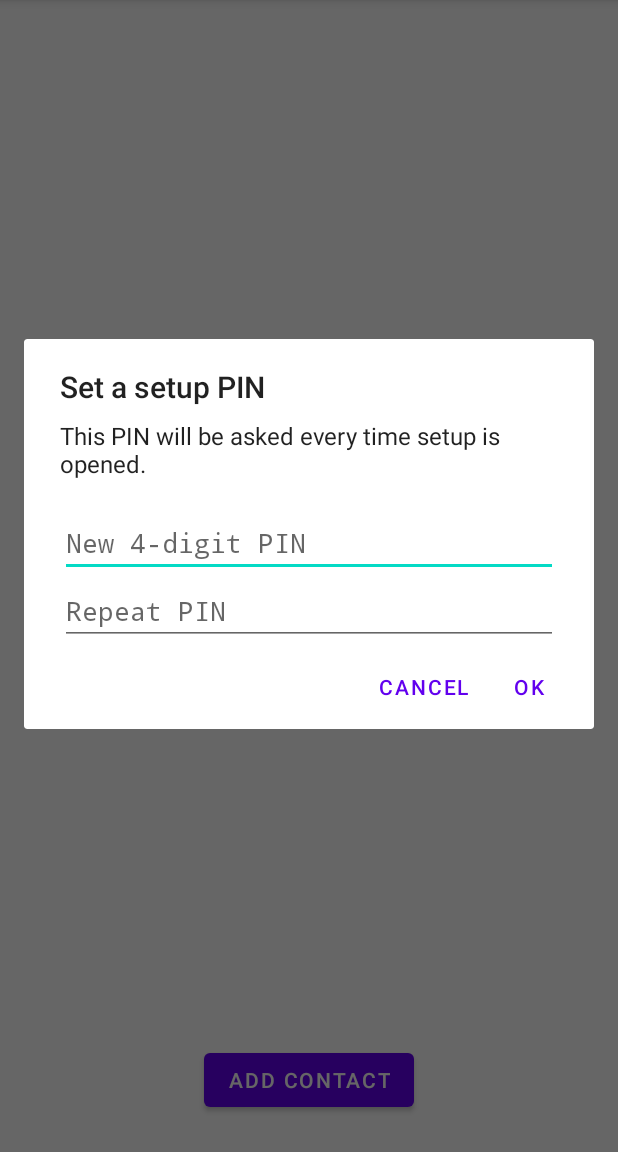
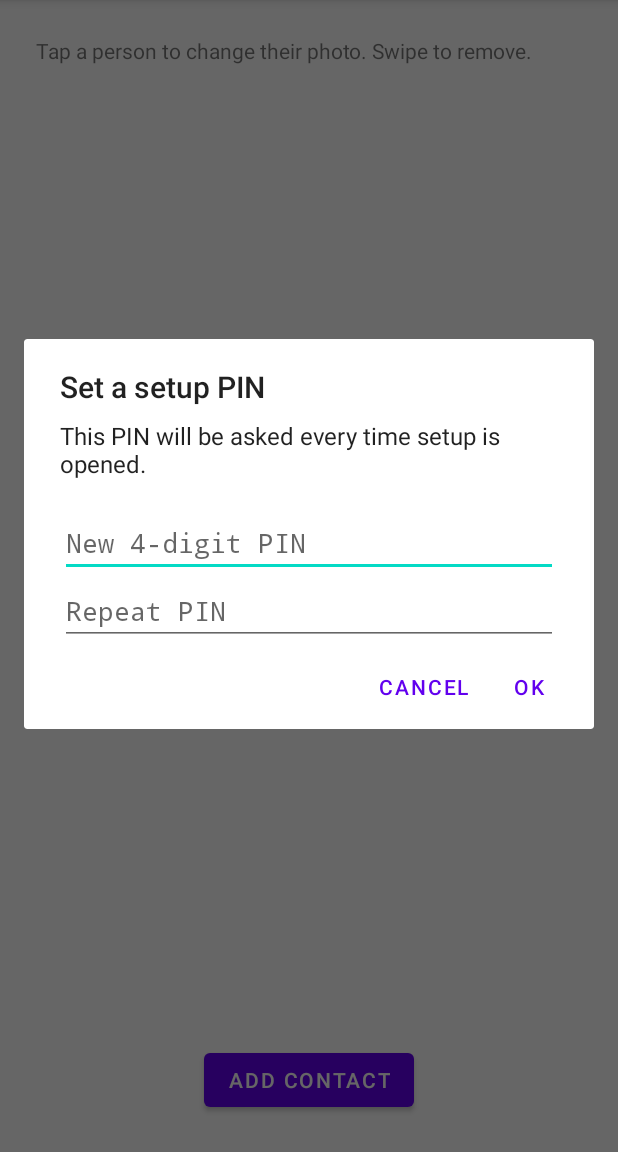
Before and after one commit to gaganxsaini/EasyDialer, an Android app: the AddContactActivity screen opened directly, with no data from a screen before it, in the options menu, after a tap on "Change PIN", on a phone screen of 412 x 824 dp, the part 84-1236 px from its top. Run offline under Robolectric (Android 15) with nearby library versions, the phone set to English and light mode, and no system bars; our stand-ins replace Room's generated code.

Commit message:
Let setup set a custom photo per contact
- Tap a person on the setup screen: choose from gallery, take a photo,
  or remove the custom photo. The image is copied into the app's own
  storage and shown instead of the contact's photo.
- Setup rows show a photo thumbnail.
- Room v2 -> v3 adds custom_photo; existing contacts are kept.
- Background name/number refreshes use targeted UPDATEs so they can't
  overwrite a photo set at the same time.
- Photos of removed contacts are deleted on the next app start (not at
  once, so Undo still works).

Co-Authored-By: Claude Opus 5.5 <noreply@anthropic.com>
Claude-Session: https://claude.ai/code/session_01XTYWHTh279wzU1TRD1aJaV

```diff
--- a/app/src/main/java/com/example/easydialer/MainActivity.kt
+++ b/app/src/main/java/com/example/easydialer/MainActivity.kt
@@ -59,6 +59,9 @@ class MainActivity : AppCompatActivity() {
 
         onBackPressedDispatcher.addCallback(this, blockBackAsHome)
 
+        // Clean up photos of contacts removed last time (kept until now so Undo could restore them).
+        if (savedInstanceState == null) mContactViewModel.deleteUnusedPhotos()
+
         askForMissingPermissions()
     }
 
--- a/app/src/main/java/com/example/easydialer/data/Contact.kt
+++ b/app/src/main/java/com/example/easydialer/data/Contact.kt
@@ -18,9 +18,11 @@ data class Contact(
     @ColumnInfo(name = "lookup_key") val lookupKey: String? = null,
     @ColumnInfo(name = "number") val number: String? = null,
     @ColumnInfo(name = "name") val name: String? = null,
+    /** Absolute path of a photo chosen in setup, kept in the app's own storage. Shown instead of the contact photo. */
+    @ColumnInfo(name = "custom_photo") val customPhoto: String? = null,
 )
 
-/** A saved contact with its current name and photo, read from the system contacts. */
+/** A saved contact with its current name and photo (custom photo first, else the contact's own). */
 data class ContactCard(
     val contact: Contact,
     val name: String?,
--- a/app/src/main/java/com/example/easydialer/data/ContactDao.kt
+++ b/app/src/main/java/com/example/easydialer/data/ContactDao.kt
@@ -5,7 +5,6 @@ import androidx.room.Dao
 import androidx.room.Delete
 import androidx.room.Insert
 import androidx.room.Query
-import androidx.room.Update
 
 @Dao
 interface ContactDao {
@@ -18,8 +17,16 @@ interface ContactDao {
     @Insert
     suspend fun insert(contact: Contact)
 
-    @Update
-    suspend fun update(contact: Contact)
+    @Query("SELECT * FROM contact_table WHERE id = :id")
+    suspend fun getById(id: Int): Contact?
+
+    // Targeted updates, so a background refresh of names/numbers can't overwrite a photo set
+    // meanwhile (and the other way round).
+    @Query("UPDATE contact_table SET lookup_key = :lookupKey, number = :number, name = :name WHERE id = :id")
+    suspend fun updateDetails(id: Int, lookupKey: String?, number: String?, name: String?)
+
+    @Query("UPDATE contact_table SET custom_photo = :path WHERE id = :id")
+    suspend fun updateCustomPhoto(id: Int, path: String?)
 
     @Delete
     suspend fun delete(contact: Contact)
--- a/app/src/main/java/com/example/easydialer/data/ContactDatabase.kt
+++ b/app/src/main/java/com/example/easydialer/data/ContactDatabase.kt
@@ -7,7 +7,7 @@ import androidx.room.RoomDatabase
 import androidx.room.migration.Migration
 import androidx.sqlite.db.SupportSQLiteDatabase
 
-@Database(entities = [Contact::class], version = 2)
+@Database(entities = [Contact::class], version = 3)
 abstract class ContactDatabase : RoomDatabase() {
     abstract fun contactDao(): ContactDao
 
@@ -24,6 +24,13 @@ abstract class ContactDatabase : RoomDatabase() {
             }
         }
 
+        /** Adds the custom photo column. */
+        private val MIGRATION_2_3 = object : Migration(2, 3) {
+            override fun migrate(db: SupportSQLiteDatabase) {
+                db.execSQL("ALTER TABLE contact_table ADD COLUMN custom_photo TEXT")
+            }
+        }
+
         fun getDatabase(context: Context): ContactDatabase =
             INSTANCE ?: synchronized(this) {
                 INSTANCE ?: Room.databaseBuilder(
@@ -31,7 +38,7 @@ abstract class ContactDatabase : RoomDatabase() {
                     ContactDatabase::class.java,
                     "contact_database"
                 )
-                    .addMigrations(MIGRATION_1_2)
+                    .addMigrations(MIGRATION_1_2, MIGRATION_2_3)
                     .build()
                     .also { INSTANCE = it }
             }
--- a/app/src/main/java/com/example/easydialer/data/ContactViewModel.kt
+++ b/app/src/main/java/com/example/easydialer/data/ContactViewModel.kt
@@ -12,7 +12,7 @@ import kotlinx.coroutines.launch
 class ContactViewModel(application: Application) : AndroidViewModel(application) {
     private val repository = ContactRepository(
         ContactDatabase.getDatabase(application).contactDao(),
-        application.contentResolver
+        application
     )
 
     val readAllData: LiveData<List<Contact>> = repository.readAllData
@@ -42,6 +42,17 @@ class ContactViewModel(application: Application) : AndroidViewModel(application)
 
     suspend fun addFromPicker(uri: Uri): AddResult = repository.addFromPicker(uri)
 
+    suspend fun setCustomPhoto(contactId: Int, source: Uri): Boolean =
+        repository.setCustomPhoto(contactId, source)
+
+    fun removeCustomPhoto(contactId: Int) = viewModelScope.launch {
+        repository.removeCustomPhoto(contactId)
+    }
+
+    fun deleteUnusedPhotos() = viewModelScope.launch {
+        repository.deleteUnusedPhotos()
+    }
+
     fun removeContact(contact: Contact) = viewModelScope.launch {
         repository.removeContact(contact)
     }
--- a/app/src/main/java/com/example/easydialer/data/ViewContactListAdapter.kt
+++ b/app/src/main/java/com/example/easydialer/data/ViewContactListAdapter.kt
@@ -3,16 +3,21 @@ package com.example.easydialer.data
 import android.view.LayoutInflater
 import android.view.View
 import android.view.ViewGroup
+import android.widget.ImageView
 import android.widget.TextView
 import androidx.recyclerview.widget.AsyncListDiffer
 import androidx.recyclerview.widget.DiffUtil
 import androidx.recyclerview.widget.RecyclerView
+import com.bumptech.glide.Glide
 import com.example.easydialer.R
 
 /** The list on the setup screen. Names are already resolved, so binding does no contact lookups. */
-class ViewContactListAdapter : RecyclerView.Adapter<ViewContactListAdapter.MyViewHolder>() {
+class ViewContactListAdapter(
+    private val onClick: (ContactCard) -> Unit,
+) : RecyclerView.Adapter<ViewContactListAdapter.MyViewHolder>() {
     class MyViewHolder(itemView: View) : RecyclerView.ViewHolder(itemView) {
         val txtName: TextView = itemView.findViewById(R.id.txtName2)
+        val imgThumb: ImageView = itemView.findViewById(R.id.imgThumb)
     }
 
     private val differCallback = object : DiffUtil.ItemCallback<ContactCard>() {
@@ -34,5 +39,16 @@ class ViewContactListAdapter : RecyclerView.Adapter<ViewContactListAdapter.MyVie
     override fun onBindViewHolder(holder: MyViewHolder, position: Int) {
         val card = differ.currentList[position]
         holder.txtName.text = card.name ?: card.number ?: holder.itemView.context.getString(R.string.unknown_contact)
+        holder.itemView.setOnClickListener { onClick(card) }
+
+        val thumb = holder.imgThumb
+        if (card.photoUri != null) {
+            thumb.setBackgroundColor(0)
+            Glide.with(thumb).load(card.photoUri).centerCrop().error(R.drawable.ic_person).into(thumb)
+        } else {
+            Glide.with(thumb).clear(thumb)
+            thumb.setBackgroundColor(ContactColors.forContact(card.contact))
+            thumb.setImageResource(R.drawable.ic_person)
+        }
     }
 }
--- a/app/src/main/res/layout/activity_add_contact.xml
+++ b/app/src/main/res/layout/activity_add_contact.xml
@@ -7,6 +7,12 @@
     android:padding="24dp"
     android:orientation="vertical"
     >
+
+    <TextView
+        android:layout_width="match_parent"
+        android:layout_height="wrap_content"
+        android:layout_marginBottom="8dp"
+        android:text="@string/setup_hint" />
 
     <androidx.recyclerview.widget.RecyclerView
         android:id="@+id/rv_list_all"
--- a/app/src/main/res/values/strings.xml
+++ b/app/src/main/res/values/strings.xml
@@ -23,4 +23,11 @@
     <string name="pin_too_short">Use 4 digits</string>
     <string name="pin_mismatch">PINs don\'t match</string>
     <string name="pin_changed">PIN changed</string>
+    <string name="photo_gallery">Choose from gallery</string>
+    <string name="photo_camera">Take a photo</string>
+    <string name="photo_remove">Remove custom photo</string>
+    <string name="photo_saved">Photo updated</string>
+    <string name="photo_failed">Couldn\'t use that photo</string>
+    <string name="no_camera">No camera app found</string>
+    <string name="setup_hint">Tap a person to change their photo. Swipe to remove.</string>
 </resources>
--- /dev/null
+++ b/app/src/main/res/xml/file_paths.xml
@@ -0,0 +1,5 @@
+<?xml version="1.0" encoding="utf-8"?>
+<!-- Where the camera app may write a new photo before it is copied into the app's storage. -->
+<paths>
+    <cache-path name="camera" path="camera/" />
+</paths>
```
Also changed, not shown: app/src/main/AndroidManifest.xml (+11 -0 lines), app/src/main/java/com/example/easydialer/AddContactActivity.kt (+86 -1 lines), app/src/main/java/com/example/easydialer/data/ContactColors.kt (added, +15 -0 lines), app/src/main/java/com/example/easydialer/data/ContactRepository.kt (+59 -7 lines), app/src/main/java/com/example/easydialer/data/ListAdapter.kt (+1 -12 lines), app/src/main/res/layout/contact_all_layout.xml (+16 -6 lines).
